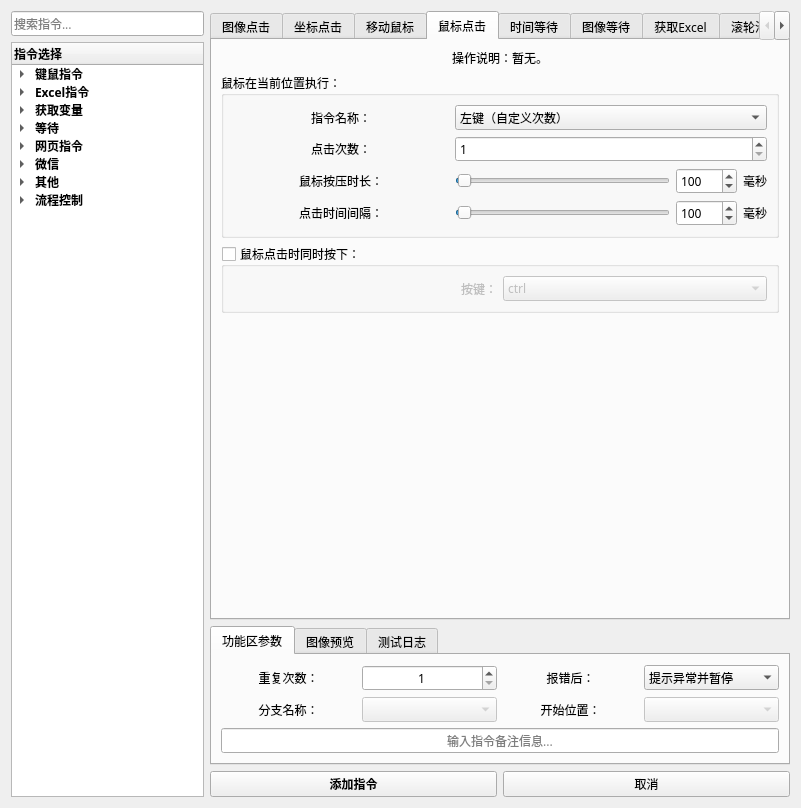
Before: the Qt Designer form 窗体/导航窗口.ui in FsterThanLight/automatic_clicker_2, drawn with Qt 5.
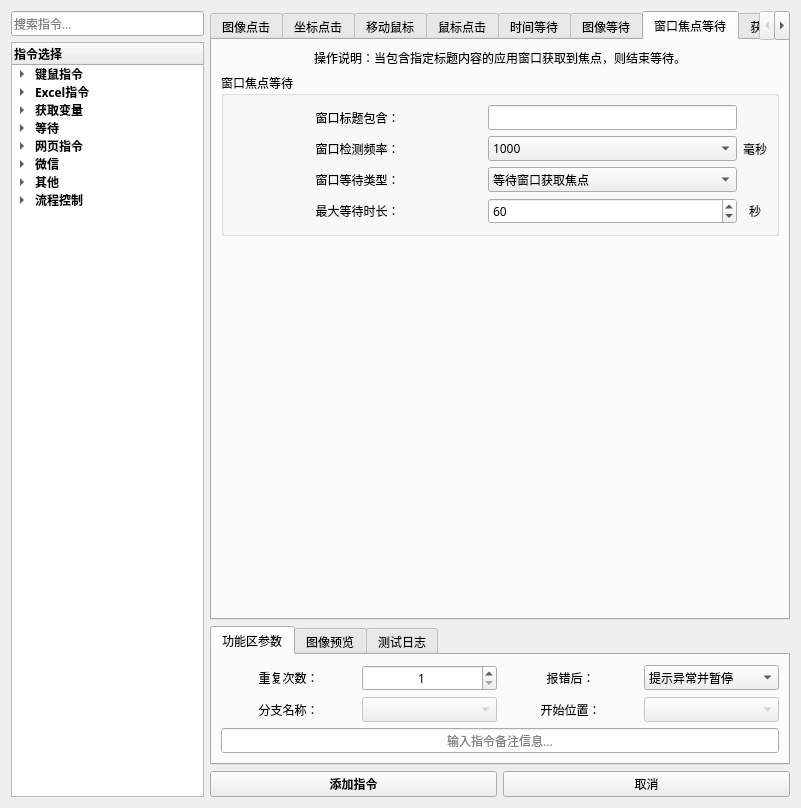
After: the same form once the commit is applied. Icons and pictures are not drawn.

Commit message: 2024年6月24日23:28:04 窗口焦点等待

```diff
--- a/窗体/导航窗口.ui
+++ b/窗体/导航窗口.ui
@@ -334,7 +334,7 @@
         <enum>QTabWidget::Rounded</enum>
        </property>
        <property name="currentIndex">
-        <number>3</number>
+        <number>6</number>
        </property>
        <property name="elideMode">
         <enum>Qt::ElideNone</enum>
@@ -2114,6 +2114,179 @@
          </item>
         </layout>
        </widget>
+       <widget class="QWidget" name="tab_42">
+        <attribute name="title">
+         <string>窗口焦点等待</string>
+        </attribute>
+        <layout class="QVBoxLayout" name="verticalLayout_38">
+         <item>
+          <widget class="QLabel" name="label_165">
+           <property name="sizePolicy">
+            <sizepolicy hsizetype="Preferred" vsizetype="Preferred">
+             <horstretch>0</horstretch>
+             <verstretch>0</verstretch>
+            </sizepolicy>
+           </property>
+           <property name="text">
+            <string>操作说明：当包含指定标题内容的应用窗口获取到焦点，则结束等待。</string>
+           </property>
+           <property name="alignment">
+            <set>Qt::AlignCenter</set>
+           </property>
+           <property name="wordWrap">
+            <bool>false</bool>
+           </property>
+           <property name="margin">
+            <number>0</number>
+           </property>
+           <property name="indent">
+            <number>-1</number>
+           </property>
+           <property name="openExternalLinks">
+            <bool>false</bool>
+           </property>
+          </widget>
+         </item>
+         <item>
+          <widget class="QGroupBox" name="groupBox_70">
+           <property name="title">
+            <string>窗口焦点等待</string>
+           </property>
+           <layout class="QGridLayout" name="gridLayout_68" columnstretch="3,3,0">
+            <item row="0" column="0">
+             <widget class="QLabel" name="label_20">
+              <property name="text">
+               <string>窗口标题包含：</string>
+              </property>
+              <property name="alignment">
+               <set>Qt::AlignCenter</set>
+              </property>
+             </widget>
+            </item>
+            <item row="0" column="1">
+             <widget class="QLineEdit" name="lineEdit_18"/>
+            </item>
+            <item row="1" column="2">
+             <widget class="QLabel" name="label_169">
+              <property name="text">
+               <string>毫秒</string>
+              </property>
+              <property name="alignment">
+               <set>Qt::AlignCenter</set>
+              </property>
+             </widget>
+            </item>
+            <item row="4" column="0">
+             <widget class="QLabel" name="label_170">
+              <property name="text">
+               <string>最大等待时长：</string>
+              </property>
+              <property name="alignment">
+               <set>Qt::AlignCenter</set>
+              </property>
+             </widget>
+            </item>
+            <item row="1" column="0">
+             <widget class="QLabel" name="label_168">
+              <property name="text">
+               <string>窗口检测频率：</string>
+              </property>
+              <property name="alignment">
+               <set>Qt::AlignCenter</set>
+              </property>
+             </widget>
+            </item>
+            <item row="4" column="2">
+             <widget class="QLabel" name="label_171">
+              <property name="text">
+               <string>秒</string>
+              </property>
+              <property name="alignment">
+               <set>Qt::AlignCenter</set>
+              </property>
+             </widget>
+            </item>
+            <item row="4" column="1">
+             <widget class="QSpinBox" name="spinBox_28">
+              <property name="maximum">
+               <number>100000</number>
+              </property>
+              <property name="value">
+               <number>60</number>
+              </property>
+             </widget>
+            </item>
+            <item row="1" column="1">
+             <widget class="QComboBox" name="comboBox_68">
+              <item>
+               <property name="text">
+                <string>1000</string>
+               </property>
+              </item>
+              <item>
+               <property name="text">
+                <string>500</string>
+               </property>
+              </item>
+              <item>
+               <property name="text">
+                <string>200</string>
+               </property>
+              </item>
+              <item>
+               <property name="text">
+                <string>100</string>
+               </property>
+              </item>
+              <item>
+               <property name="text">
+                <string>50</string>
+               </property>
+              </item>
+             </widget>
+            </item>
+            <item row="2" column="0">
+             <widget class="QLabel" name="label_166">
+              <property name="text">
+               <string>窗口等待类型：</string>
+              </property>
+              <property name="alignment">
+               <set>Qt::AlignCenter</set>
+              </property>
+             </widget>
+            </item>
+            <item row="2" column="1">
+             <widget class="QComboBox" name="comboBox_69">
+              <item>
+               <property name="text">
+                <string>等待窗口获取焦点</string>
+               </property>
+              </item>
+              <item>
+               <property name="text">
+                <string>等待窗口失去焦点</string>
+               </property>
+              </item>
+             </widget>
+            </item>
+           </layout>
+          </widget>
+         </item>
+         <item>
+          <spacer name="verticalSpacer_37">
+           <property name="orientation">
+            <enum>Qt::Vertical</enum>
+           </property>
+           <property name="sizeHint" stdset="0">
+            <size>
+             <width>20</width>
+             <height>357</height>
+            </size>
+           </property>
+          </spacer>
+         </item>
+        </layout>
+       </widget>
        <widget class="QWidget" name="tab_23">
         <attribute name="title">
          <string>获取Excel</string>
```
Left out of the diff: 5 changed lines with no effect on the pictures. The commit also changes 9 other files.
